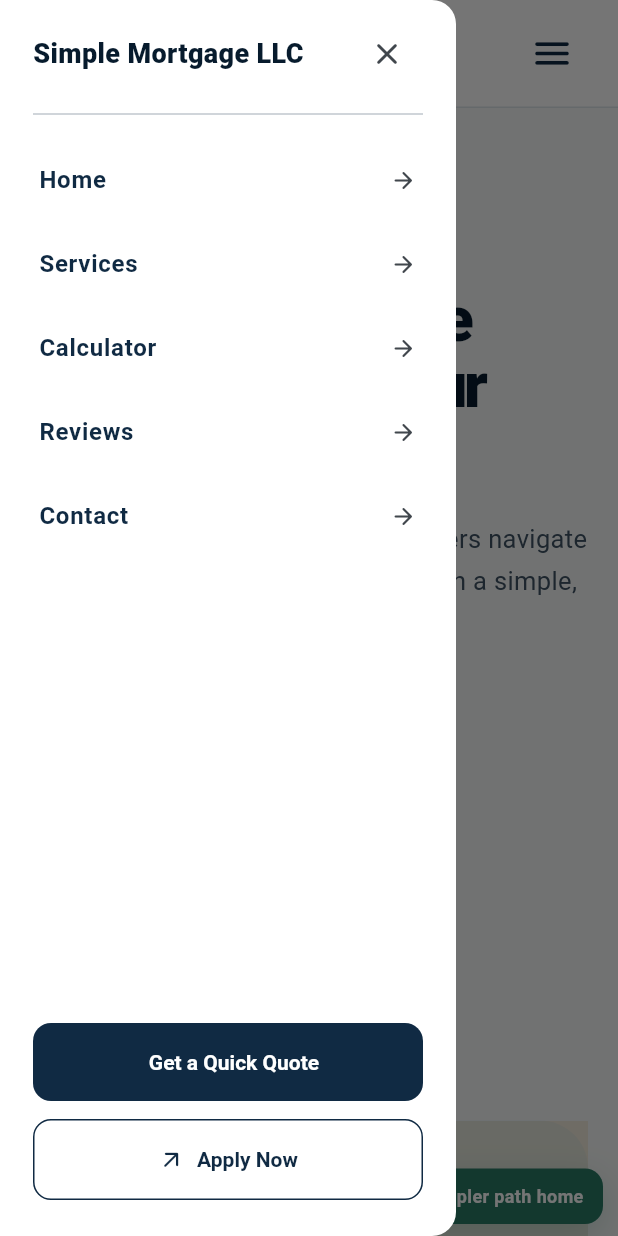
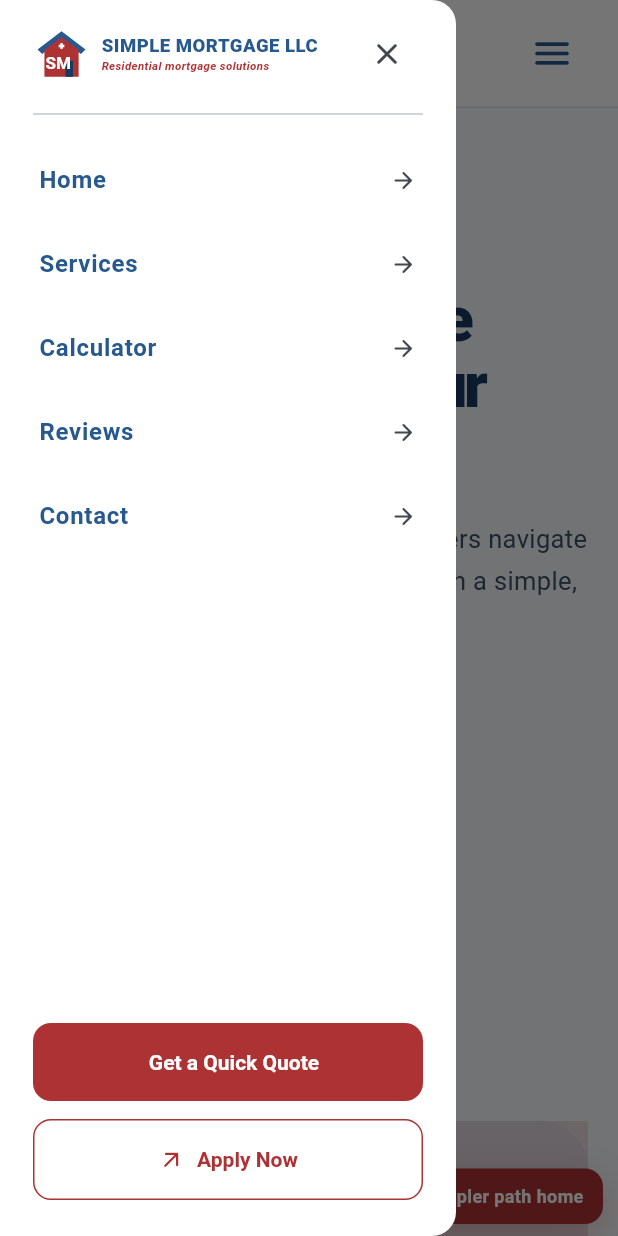
Before and after one commit to lamadipen/simplemortage, a Flutter app: the screen it shows after launch, after a tap on the "menu" icon, on a phone screen of 412 x 824 dp. Run offline on Flutter 3.47's test engine with Material 3 defaults, Android fonts, the phone set to English and light mode, and no system bars; Roboto replaces fonts that are missing (Arial).

Commit message:
Color Improvement as per logo

```diff
--- a/lib/core/theme/app_colors.dart
+++ b/lib/core/theme/app_colors.dart
@@ -1,17 +1,16 @@
 import 'package:flutter/material.dart';
 
 abstract final class AppColors {
-  static const navy = Color(0xFF102A43);
-  static const navyDark = Color(0xFF071B2D);
-  static const blue = Color(0xFF1D5D85);
-  static const blueLight = Color(0xFFE8F3F8);
-  static const gold = Color(0xFFD49A31);
-  static const goldLight = Color(0xFFFFF3D8);
-  static const green = Color(0xFF297A65);
-  static const greenLight = Color(0xFFE7F4EF);
-  static const slate = Color(0xFF3F5365);
-  static const muted = Color(0xFF6B7C8C);
-  static const line = Color(0xFFDDE5EA);
-  static const canvas = Color(0xFFF7F9F8);
+  static const navy = Color(0xFF27598E);
+  static const navyDark = Color(0xFF173A61);
+  static const blue = Color(0xFF27598E);
+  static const blueLight = Color(0xFFEAF2FA);
+  static const red = Color(0xFFAD3234);
+  static const redDark = Color(0xFF8F2528);
+  static const redLight = Color(0xFFFBEDEE);
+  static const slate = Color(0xFF3E5268);
+  static const muted = Color(0xFF687A8D);
+  static const line = Color(0xFFD8E3EE);
+  static const canvas = Color(0xFFF7FAFD);
   static const white = Colors.white;
 }
--- a/lib/core/theme/app_theme.dart
+++ b/lib/core/theme/app_theme.dart
@@ -7,7 +7,7 @@
       seedColor: AppColors.blue,
       brightness: Brightness.light,
       primary: AppColors.navy,
-      secondary: AppColors.gold,
+      secondary: AppColors.red,
       surface: AppColors.white,
     );
 
--- a/lib/features/calculator/mortgage_calculator.dart
+++ b/lib/features/calculator/mortgage_calculator.dart
@@ -298,7 +298,7 @@
         children: [
           const Row(
             children: [
-              Icon(Icons.calculate_outlined, color: AppColors.gold),
+              Icon(Icons.calculate_outlined, color: AppColors.red),
               SizedBox(width: 10),
               Expanded(
                 child: Text(
@@ -367,7 +367,7 @@
                 child: Text(
                   'Loan amount',
                   style: TextStyle(
-                    color: AppColors.gold,
+                    color: AppColors.red,
                     fontSize: 13,
                     fontWeight: FontWeight.w700,
                   ),
@@ -376,7 +376,7 @@
               Text(
                 formatCurrency(calculation.loanAmount),
                 style: const TextStyle(
-                  color: AppColors.gold,
+                  color: AppColors.red,
                   fontSize: 13,
                   fontWeight: FontWeight.w800,
                 ),
--- a/lib/features/home/widgets/contact_section.dart
+++ b/lib/features/home/widgets/contact_section.dart
@@ -137,7 +137,7 @@
     return Container(
       height: 430,
       decoration: BoxDecoration(
-        color: const Color(0xFFE8EDE8),
+        color: AppColors.blueLight,
         borderRadius: BorderRadius.circular(24),
         border: Border.all(color: AppColors.line),
       ),
@@ -162,7 +162,7 @@
               ),
               child: const Icon(
                 Icons.location_on_rounded,
-                color: AppColors.gold,
+                color: AppColors.red,
                 size: 30,
               ),
             ),
@@ -230,13 +230,13 @@
   @override
   void paint(Canvas canvas, Size size) {
     final minor = Paint()
-      ..color = const Color(0xFFD2DDD5)
+      ..color = const Color(0xFFC7D8E8)
       ..strokeWidth = 2;
     final road = Paint()
       ..color = Colors.white.withValues(alpha: 0.9)
       ..strokeWidth = 12
       ..style = PaintingStyle.stroke;
-    final blocks = Paint()..color = const Color(0xFFDAE4DC);
+    final blocks = Paint()..color = const Color(0xFFDDE9F4);
 
     for (var x = -30.0; x < size.width; x += 78) {
       canvas.drawRect(Rect.fromLTWH(x, 0, 50, size.height), blocks);
--- a/lib/features/home/widgets/footer_section.dart
+++ b/lib/features/home/widgets/footer_section.dart
@@ -1,6 +1,7 @@
 import 'package:flutter/material.dart';
 import 'package:simple_mortgage/core/constants/app_constants.dart';
 import 'package:simple_mortgage/core/theme/app_colors.dart';
+import 'package:simple_mortgage/features/shared/brand_logo.dart';
 import 'package:simple_mortgage/features/shared/link_utils.dart';
 import 'package:simple_mortgage/features/shared/section_container.dart';
 
@@ -143,19 +144,19 @@
 
   @override
   Widget build(BuildContext context) {
-    return const Column(
+    return Column(
       crossAxisAlignment: CrossAxisAlignment.start,
       children: [
-        Text(
-          'SIMPLE MORTGAGE LLC',
-          style: TextStyle(
+        Container(
+          padding: const EdgeInsets.symmetric(horizontal: 12, vertical: 8),
+          decoration: BoxDecoration(
             color: AppColors.white,
-            fontWeight: FontWeight.w900,
-            letterSpacing: 1.4,
+            borderRadius: BorderRadius.circular(12),
           ),
+          child: const BrandLogo(),
         ),
-        SizedBox(height: 17),
-        Text(
+        const SizedBox(height: 17),
+        const Text(
           'Simple, prompt, and transparent mortgage guidance for homebuyers '
           'and homeowners in Virginia and beyond.',
           style: TextStyle(
@@ -250,7 +251,7 @@
     return Text(
       text.toUpperCase(),
       style: const TextStyle(
-        color: AppColors.gold,
+        color: AppColors.red,
         fontSize: 11,
         fontWeight: FontWeight.w800,
         letterSpacing: 1.2,
--- a/lib/features/home/widgets/hero_section.dart
+++ b/lib/features/home/widgets/hero_section.dart
@@ -26,18 +26,18 @@
         Container(
           padding: const EdgeInsets.symmetric(horizontal: 12, vertical: 8),
           decoration: BoxDecoration(
-            color: AppColors.greenLight,
+            color: AppColors.redLight,
             borderRadius: BorderRadius.circular(100),
           ),
           child: const Row(
             mainAxisSize: MainAxisSize.min,
             children: [
-              Icon(Icons.verified_rounded, color: AppColors.green, size: 17),
+              Icon(Icons.verified_rounded, color: AppColors.red, size: 17),
               SizedBox(width: 7),
               Text(
                 'LOCAL GUIDANCE. CLEAR ANSWERS.',
                 style: TextStyle(
-                  color: AppColors.green,
+                  color: AppColors.red,
                   fontSize: 11,
                   fontWeight: FontWeight.w800,
                   letterSpacing: 1,
@@ -176,7 +176,7 @@
                   width: 220,
                   height: 220,
                   decoration: BoxDecoration(
-                    color: AppColors.gold.withValues(alpha: 0.14),
+                    color: AppColors.red.withValues(alpha: 0.14),
                     shape: BoxShape.circle,
                   ),
                 ),
@@ -219,11 +219,11 @@
           child: Container(
             padding: const EdgeInsets.symmetric(horizontal: 13, vertical: 10),
             decoration: BoxDecoration(
-              color: AppColors.green,
+              color: AppColors.red,
               borderRadius: BorderRadius.circular(12),
               boxShadow: [
                 BoxShadow(
-                  color: AppColors.green.withValues(alpha: 0.24),
+                  color: AppColors.red.withValues(alpha: 0.24),
                   blurRadius: 20,
                   offset: const Offset(0, 8),
                 ),
@@ -304,7 +304,7 @@
                       width: 55,
                       height: 76,
                       decoration: const BoxDecoration(
-                        color: AppColors.gold,
+                        color: AppColors.red,
                         borderRadius: BorderRadius.vertical(
                           top: Radius.circular(28),
                         ),
--- a/lib/features/home/widgets/quick_quote_section.dart
+++ b/lib/features/home/widgets/quick_quote_section.dart
@@ -117,7 +117,7 @@
         content: Text(
           'Thanks! Your quote request has been received. We’ll be in touch soon.',
         ),
-        backgroundColor: AppColors.green,
+        backgroundColor: AppColors.blue,
         behavior: SnackBarBehavior.floating,
       ),
     );
@@ -374,7 +374,7 @@
       padding: const EdgeInsets.only(bottom: 15),
       child: Row(
         children: [
-          Icon(icon, size: 20, color: AppColors.green),
+          Icon(icon, size: 20, color: AppColors.red),
           const SizedBox(width: 12),
           Expanded(
             child: Text(
--- a/lib/features/home/widgets/services_section.dart
+++ b/lib/features/home/widgets/services_section.dart
@@ -131,13 +131,13 @@
                     vertical: 6,
                   ),
                   decoration: BoxDecoration(
-                    color: AppColors.goldLight,
+                    color: AppColors.redLight,
                     borderRadius: BorderRadius.circular(100),
                   ),
                   child: Text(
                     widget.service.$4,
                     style: const TextStyle(
-                      color: Color(0xFF8A5D13),
+                      color: AppColors.redDark,
                       fontSize: 10,
                       fontWeight: FontWeight.w700,
                     ),
--- a/lib/features/home/widgets/testimonials_section.dart
+++ b/lib/features/home/widgets/testimonials_section.dart
@@ -89,7 +89,7 @@
           Row(
             children: [
               for (var i = 0; i < 5; i++)
-                const Icon(Icons.star_rounded, color: AppColors.gold, size: 19),
+                const Icon(Icons.star_rounded, color: AppColors.red, size: 19),
             ],
           ),
           const SizedBox(height: 22),
--- a/lib/features/home/widgets/trust_bar.dart
+++ b/lib/features/home/widgets/trust_bar.dart
@@ -84,7 +84,7 @@
               color: Colors.white.withValues(alpha: 0.09),
               borderRadius: BorderRadius.circular(12),
             ),
-            child: Icon(item.$1, color: AppColors.gold, size: 21),
+            child: Icon(item.$1, color: AppColors.red, size: 21),
           ),
           const SizedBox(width: 12),
           Expanded(
--- a/lib/features/home/widgets/why_choose_us_section.dart
+++ b/lib/features/home/widgets/why_choose_us_section.dart
@@ -102,10 +102,10 @@
                 width: 43,
                 height: 43,
                 decoration: BoxDecoration(
-                  color: AppColors.gold.withValues(alpha: 0.14),
+                  color: AppColors.red.withValues(alpha: 0.14),
                   borderRadius: BorderRadius.circular(12),
                 ),
-                child: Icon(item.$1, color: AppColors.gold, size: 21),
+                child: Icon(item.$1, color: AppColors.red, size: 21),
               ),
               Text(
                 number.toString().padLeft(2, '0'),
--- a/lib/features/shared/app_navbar.dart
+++ b/lib/features/shared/app_navbar.dart
@@ -1,6 +1,7 @@
 import 'package:flutter/material.dart';
 import 'package:simple_mortgage/core/constants/app_constants.dart';
 import 'package:simple_mortgage/core/theme/app_colors.dart';
+import 'package:simple_mortgage/features/shared/brand_logo.dart';
 import 'package:simple_mortgage/features/shared/link_utils.dart';
 import 'package:simple_mortgage/features/shared/primary_button.dart';
 import 'package:simple_mortgage/features/shared/responsive_layout.dart';
@@ -85,51 +86,7 @@
 
   @override
   Widget build(BuildContext context) {
-    return Row(
-      mainAxisSize: MainAxisSize.min,
-      children: [
-        Container(
-          width: 42,
-          height: 42,
-          decoration: BoxDecoration(
-            color: AppColors.navy,
-            borderRadius: BorderRadius.circular(12),
-          ),
-          child: const Icon(
-            Icons.roofing_rounded,
-            color: AppColors.gold,
-            size: 25,
-          ),
-        ),
-        const SizedBox(width: 11),
-        const Column(
-          mainAxisAlignment: MainAxisAlignment.center,
-          crossAxisAlignment: CrossAxisAlignment.start,
-          children: [
-            Text(
-              'SIMPLE',
-              style: TextStyle(
-                color: AppColors.navyDark,
-                fontWeight: FontWeight.w900,
-                fontSize: 16,
-                letterSpacing: 2.1,
-                height: 1.05,
-              ),
-            ),
-            Text(
-              'MORTGAGE LLC',
-              style: TextStyle(
-                color: AppColors.muted,
-                fontWeight: FontWeight.w700,
-                fontSize: 9,
-                letterSpacing: 1.45,
-                height: 1.5,
-              ),
-            ),
-          ],
-        ),
-      ],
-    );
+    return const BrandLogo(compact: true);
   }
 }
 
--- /dev/null
+++ b/lib/features/shared/brand_logo.dart
@@ -0,0 +1,133 @@
+import 'package:flutter/material.dart';
+import 'package:simple_mortgage/core/theme/app_colors.dart';
+
+class BrandLogo extends StatelessWidget {
+  const BrandLogo({super.key, this.compact = false});
+
+  final bool compact;
+
+  @override
+  Widget build(BuildContext context) {
+    final markSize = compact ? 40.0 : 48.0;
+    return Semantics(
+      label: 'Simple Mortgage LLC, residential mortgage solutions',
+      image: true,
+      child: SizedBox(
+        width: compact ? 190 : 226,
+        height: compact ? 44 : 52,
+        child: FittedBox(
+          fit: BoxFit.scaleDown,
+          alignment: Alignment.centerLeft,
+          child: Row(
+            mainAxisSize: MainAxisSize.min,
+            children: [
+              CustomPaint(
+                size: Size(markSize, markSize),
+                painter: const _HouseLogoPainter(),
+              ),
+              SizedBox(width: compact ? 8 : 10),
+              Column(
+                mainAxisSize: MainAxisSize.min,
+                crossAxisAlignment: CrossAxisAlignment.start,
+                children: [
+                  Text(
+                    'SIMPLE MORTGAGE LLC',
+                    style: TextStyle(
+                      color: AppColors.blue,
+                      fontSize: compact ? 13 : 15,
+                      height: 1,
+                      fontWeight: FontWeight.w800,
+                      letterSpacing: compact ? 0.35 : 0.5,
+                    ),
+                  ),
+                  const SizedBox(height: 4),
+                  Text(
+                    'Residential mortgage solutions',
+                    style: TextStyle(
+                      color: AppColors.red,
+                      fontSize: compact ? 8 : 9,
+                      height: 1,
+                      fontWeight: FontWeight.w600,
+                      fontStyle: FontStyle.italic,
+                    ),
+                  ),
+                ],
+              ),
+            ],
+          ),
+        ),
+      ),
+    );
+  }
+}
+
+class _HouseLogoPainter extends CustomPainter {
+  const _HouseLogoPainter();
+
+  @override
+  void paint(Canvas canvas, Size size) {
+    final blue = Paint()..color = AppColors.blue;
+    final red = Paint()..color = AppColors.red;
+    final white = Paint()
+      ..color = Colors.white
+      ..strokeWidth = size.width * 0.045
+      ..style = PaintingStyle.stroke;
+
+    final roof = Path()
+      ..moveTo(size.width * 0.08, size.height * 0.42)
+      ..lineTo(size.width * 0.5, size.height * 0.1)
+      ..lineTo(size.width * 0.92, size.height * 0.42)
+      ..lineTo(size.width * 0.84, size.height * 0.5)
+      ..lineTo(size.width * 0.5, size.height * 0.24)
+      ..lineTo(size.width * 0.16, size.height * 0.5)
+      ..close();
+    canvas.drawPath(roof, blue);
+
+    final house = Path()
+      ..moveTo(size.width * 0.2, size.height * 0.43)
+      ..lineTo(size.width * 0.5, size.height * 0.2)
+      ..lineTo(size.width * 0.8, size.height * 0.43)
+      ..lineTo(size.width * 0.8, size.height * 0.9)
+      ..lineTo(size.width * 0.2, size.height * 0.9)
+      ..close();
+    canvas.drawPath(house, red);
+
+    canvas.drawRect(
+      Rect.fromLTWH(
+        size.width * 0.57,
+        size.height * 0.62,
+        size.width * 0.13,
+        size.height * 0.28,
+      ),
+      Paint()..color = AppColors.navyDark,
+    );
+
+    final monogram = TextPainter(
+      text: TextSpan(
+        text: 'SM',
+        style: TextStyle(
+          color: Colors.white,
+          fontSize: size.width * 0.3,
+          height: 1,
+          fontWeight: FontWeight.w700,
+        ),
+      ),
+      textDirection: TextDirection.ltr,
+    )..layout();
+    monogram.paint(canvas, Offset(size.width * 0.22, size.height * 0.52));
+
+    canvas.drawLine(
+      Offset(size.width * 0.5, size.height * 0.31),
+      Offset(size.width * 0.5, size.height * 0.41),
+      white,
+    );
+    canvas.drawLine(
+      Offset(size.width * 0.45, size.height * 0.36),
+      Offset(size.width * 0.55, size.height * 0.36),
+      white,
+    );
+  }
+
+  @override
+  bool shouldRepaint(covariant CustomPainter oldDelegate) => false;
+}
--- a/lib/features/shared/mobile_drawer.dart
+++ b/lib/features/shared/mobile_drawer.dart
@@ -2,6 +2,7 @@
 import 'package:simple_mortgage/core/constants/app_constants.dart';
 import 'package:simple_mortgage/core/theme/app_colors.dart';
 import 'package:simple_mortgage/features/shared/app_navbar.dart';
+import 'package:simple_mortgage/features/shared/brand_logo.dart';
 import 'package:simple_mortgage/features/shared/link_utils.dart';
 import 'package:simple_mortgage/features/shared/primary_button.dart';
 
@@ -23,14 +24,10 @@
             children: [
               Row(
                 children: [
-                  const Expanded(
-                    child: Text(
-                      'Simple Mortgage LLC',
-                      style: TextStyle(
-                        color: AppColors.navyDark,
-                        fontSize: 18,
-                        fontWeight: FontWeight.w800,
-                      ),
+                  Expanded(
+                    child: Align(
+                      alignment: Alignment.centerLeft,
+                      child: BrandLogo(compact: true),
                     ),
                   ),
                   IconButton(
--- a/lib/features/shared/primary_button.dart
+++ b/lib/features/shared/primary_button.dart
@@ -31,15 +31,15 @@
     final isPrimary = widget.style == ButtonStyleType.primary;
     final isLight = widget.style == ButtonStyleType.light;
     final background = isPrimary
-        ? (_hovered ? AppColors.blue : AppColors.navy)
+        ? (_hovered ? AppColors.redDark : AppColors.red)
         : isLight
         ? AppColors.white
-        : (_hovered ? AppColors.blueLight : Colors.transparent);
+        : (_hovered ? AppColors.redLight : Colors.transparent);
     final foreground = isPrimary
         ? AppColors.white
         : isLight
         ? AppColors.navy
-        : AppColors.navy;
+        : AppColors.red;
     final button = MouseRegion(
       onEnter: (_) => setState(() => _hovered = true),
       onExit: (_) => setState(() => _hovered = false),
@@ -56,10 +56,10 @@
             backgroundColor: background,
             foregroundColor: foreground,
             elevation: isPrimary && _hovered ? 4 : 0,
-            shadowColor: AppColors.navy.withValues(alpha: 0.2),
+            shadowColor: AppColors.red.withValues(alpha: 0.22),
             side: isPrimary || isLight
                 ? BorderSide.none
-                : const BorderSide(color: AppColors.navy),
+                : const BorderSide(color: AppColors.red),
             padding: const EdgeInsets.symmetric(horizontal: 22, vertical: 18),
             shape: RoundedRectangleBorder(
               borderRadius: BorderRadius.circular(12),
--- a/lib/features/shared/section_container.dart
+++ b/lib/features/shared/section_container.dart
@@ -72,7 +72,7 @@
             Text(
               eyebrow.toUpperCase(),
               style: AppTextStyles.label.copyWith(
-                color: light ? const Color(0xFFD49A31) : null,
+                color: light ? const Color(0xFFE98B8D) : null,
               ),
             ),
             const SizedBox(height: 14),
--- a/pubspec.yaml
+++ b/pubspec.yaml
@@ -59,6 +59,8 @@
   # included with your application, so that you can use the icons in
   # the material Icons class.
   uses-material-design: true
+  assets:
+    - assets/branding/simple_mortgage_logo.png
 
   # To add assets to your application, add an assets section, like this:
   # assets:
```
Also changed, not shown: assets/branding/simple_mortgage_logo.png (added), 8 other files.
